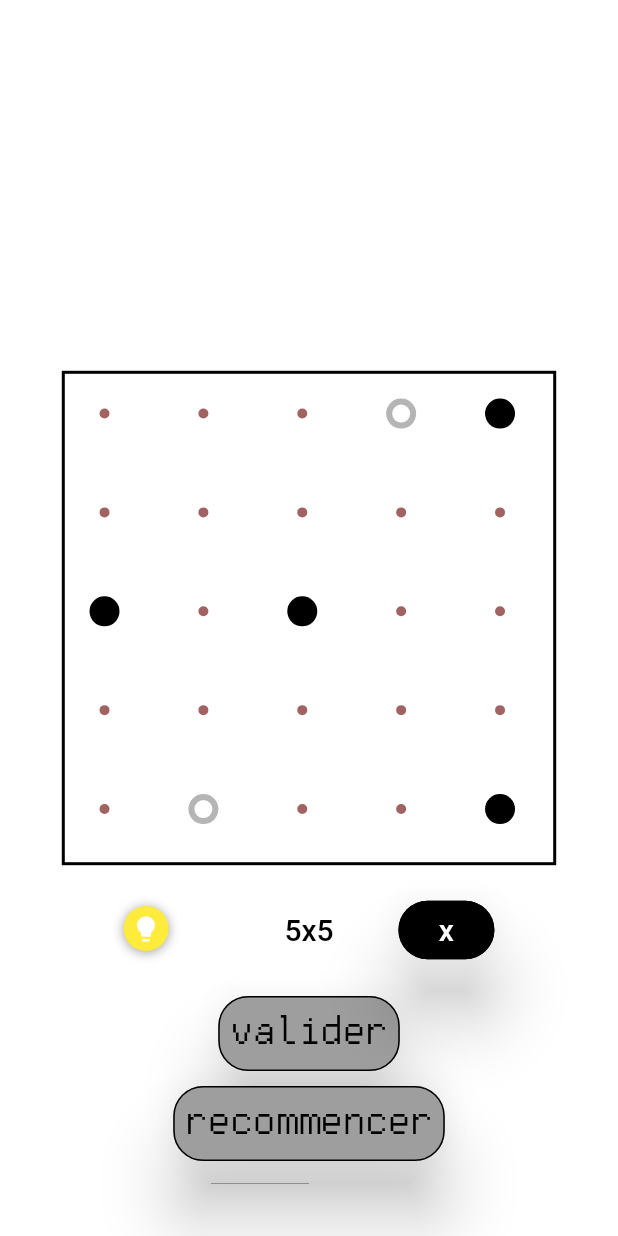
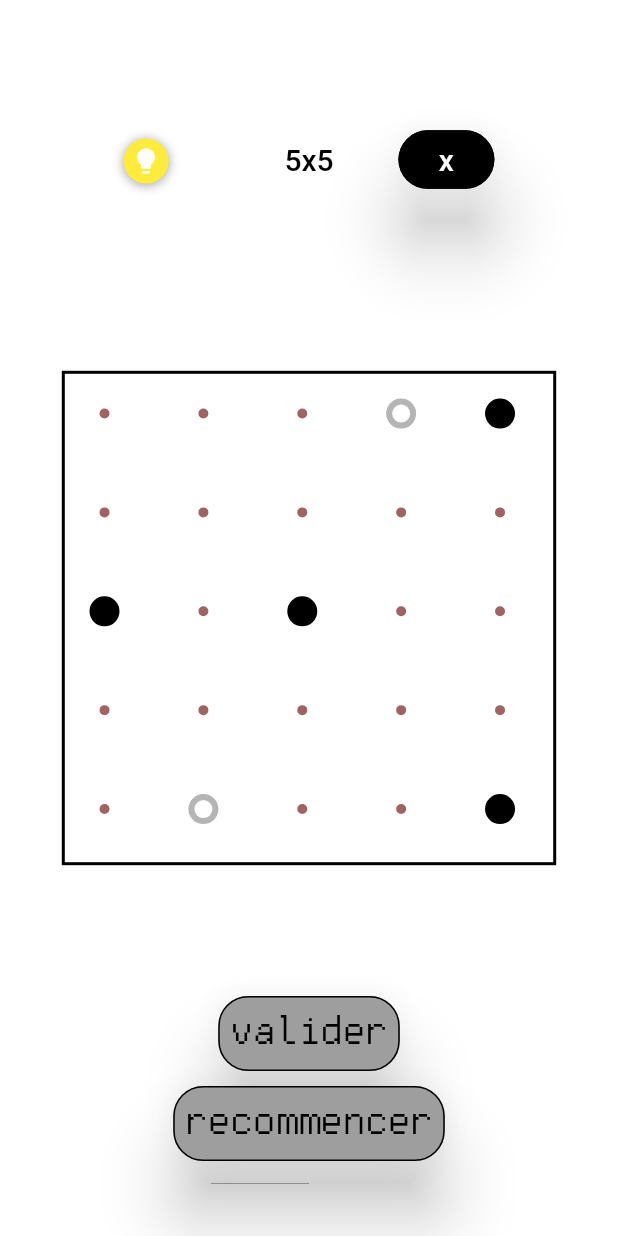
Before and after one commit to Guillaume-Linez/ProjetMobileFISA3, a Flutter app: the GrilleDuJeu screen opened directly, on a phone screen of 412 x 824 dp. Run offline on Flutter 3.47's test engine with Material 2 defaults, Android fonts, the phone set to English and light mode, and no system bars; our stand-ins replace shared_preferences; accounts and stored records are empty; Roboto replaces fonts that are missing (Public Pixel); project files that could hold a hidden picture were left out.

Commit message:
ajustement front

```diff
--- a/lib/grille_du_jeu.dart
+++ b/lib/grille_du_jeu.dart
@@ -291,7 +291,7 @@ class _GrilleDuJeuState extends State<GrilleDuJeu> {
             ),
           ),
           Positioned(
-            bottom: 180,
+            top: MediaQuery.of(context).size.height * 0.1,
             left: 0,
             right: 0,
             child: Container(
@@ -310,7 +310,7 @@ class _GrilleDuJeuState extends State<GrilleDuJeu> {
             ),
           ),
           Positioned(
-            bottom: 190,
+            top: MediaQuery.of(context).size.height * 0.1 + 10,
             left: MediaQuery.of(context).size.width * 0.2,
             child: Container(
               width: 30,
@@ -342,7 +342,7 @@ class _GrilleDuJeuState extends State<GrilleDuJeu> {
             ),
           ),
           Positioned(
-            bottom: 180,
+            top: MediaQuery.of(context).size.height * 0.1,
             right: MediaQuery.of(context).size.width * 0.2,
             child: Container(
               child: TextButton(
```
